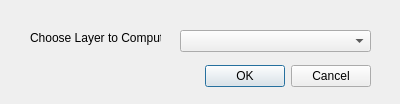
This is silicon_saber_dialog_compute.ui in clutariomark/SiliconSaber as Qt 5 draws it before an edit. The edited form follows.
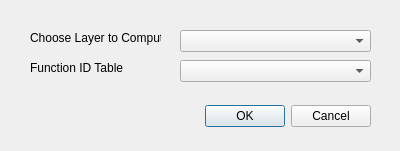
This is the edited form.

Patch:
```diff
--- a/silicon_saber_dialog_compute.ui
+++ b/silicon_saber_dialog_compute.ui
@@ -7,7 +7,7 @@
     <x>0</x>
     <y>0</y>
     <width>400</width>
-    <height>104</height>
+    <height>151</height>
    </rect>
   </property>
   <property name="windowTitle">
@@ -17,7 +17,7 @@
    <property name="geometry">
     <rect>
      <x>30</x>
-     <y>60</y>
+     <y>100</y>
      <width>341</width>
      <height>32</height>
     </rect>
@@ -52,6 +52,29 @@
     <string>Choose Layer to Compute</string>
    </property>
   </widget>
+  <widget class="QComboBox" name="functionTable">
+   <property name="geometry">
+    <rect>
+     <x>180</x>
+     <y>60</y>
+     <width>191</width>
+     <height>22</height>
+    </rect>
+   </property>
+  </widget>
+  <widget class="QLabel" name="label_3">
+   <property name="geometry">
+    <rect>
+     <x>30</x>
+     <y>60</y>
+     <width>121</width>
+     <height>16</height>
+    </rect>
+   </property>
+   <property name="text">
+    <string>Function ID Table</string>
+   </property>
+  </widget>
  </widget>
  <resources/>
  <connections>
```
